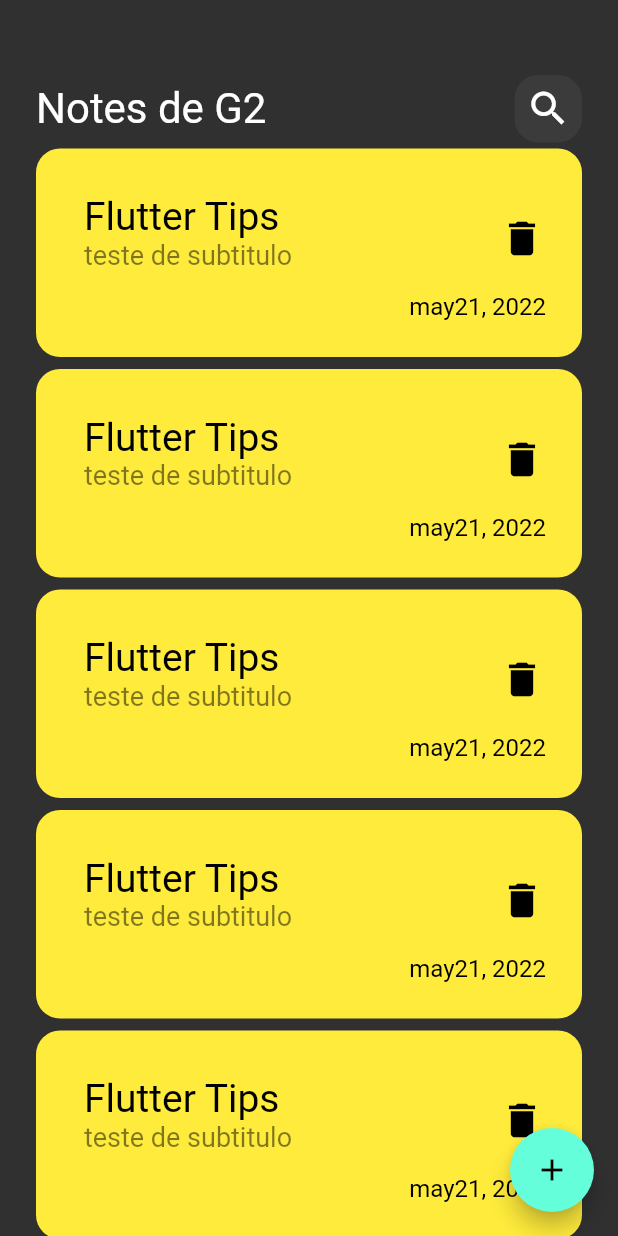
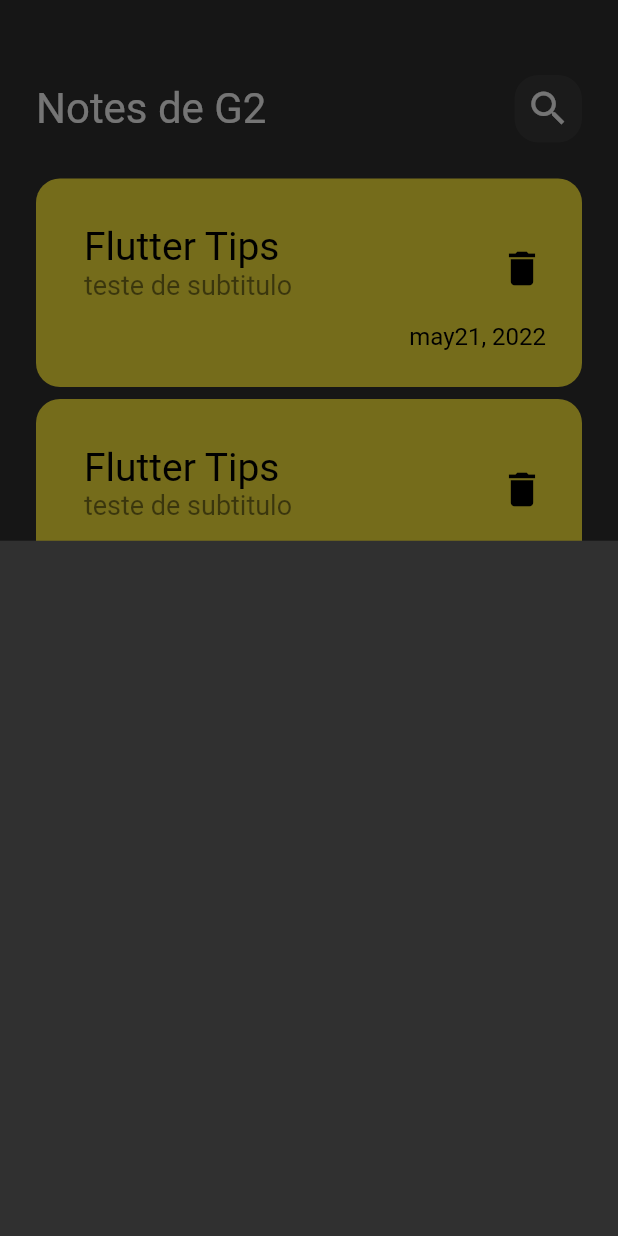
Before and after one commit to guilhermeoliveirac/Notas-App, a Flutter app: the screen it shows after launch, after a tap on the "add" icon, on a phone screen of 412 x 824 dp. Run offline on Flutter 3.47's test engine with Material 2 defaults, Android fonts, the phone set to English and light mode, and no system bars.

```diff
--- a/lib/views/notes_view.dart
+++ b/lib/views/notes_view.dart
@@ -1,4 +1,5 @@
 import 'package:flutter/material.dart';
+import 'package:note/views/widgets/add_note_bottom_sheet.dart';
 import 'package:note/views/widgets/notes_view_body.dart';
 
 class NotesView extends StatelessWidget {
@@ -8,7 +9,13 @@ class NotesView extends StatelessWidget {
   Widget build(BuildContext context) {
     return Scaffold(
       floatingActionButton: FloatingActionButton(
-        onPressed: (() {}),
+        onPressed: (() {
+          showModalBottomSheet(
+              context: context,
+              builder: (context) {
+                return const AddNoteBottomSheet();
+              });
+        }),
         child: Icon(Icons.add),
       ),
       body: const NotesViewBody(),
--- /dev/null
+++ b/lib/views/widgets/add_note_bottom_sheet.dart
@@ -0,0 +1,10 @@
+import 'package:flutter/material.dart';
+
+class AddNoteBottomSheet extends StatelessWidget {
+  const AddNoteBottomSheet({super.key});
+
+  @override
+  Widget build(BuildContext context) {
+    return Container();
+  }
+}
--- a/lib/views/widgets/notes_list_view.dart
+++ b/lib/views/widgets/notes_list_view.dart
@@ -6,11 +6,16 @@ class NotesListView extends StatelessWidget {
 
   @override
   Widget build(BuildContext context) {
-    return ListView.builder(itemBuilder: (context, index) {
-      return Padding(
-        padding: const EdgeInsets.symmetric(vertical: 4),
-        child: const NoteItem(),
-      );
-    });
+    return Padding(
+      padding: EdgeInsets.symmetric(vertical: 20),
+      child: ListView.builder(
+          padding: EdgeInsets.zero,
+          itemBuilder: (context, index) {
+            return Padding(
+              padding: const EdgeInsets.symmetric(vertical: 4),
+              child: const NoteItem(),
+            );
+          }),
+    );
   }
 }
```
